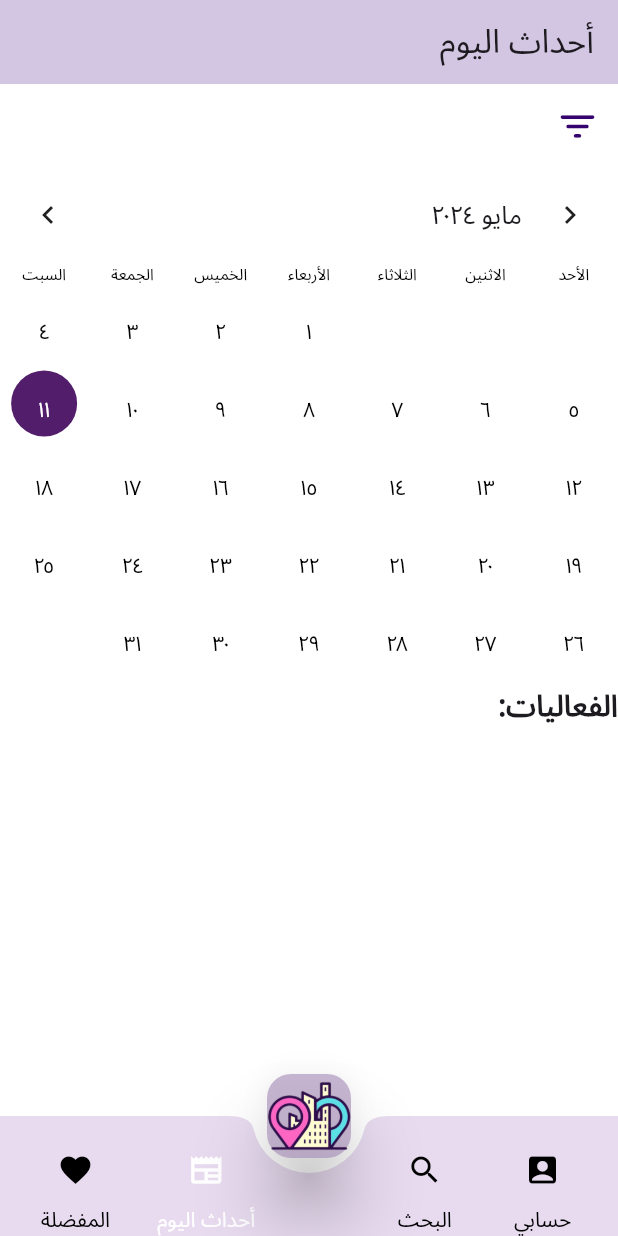
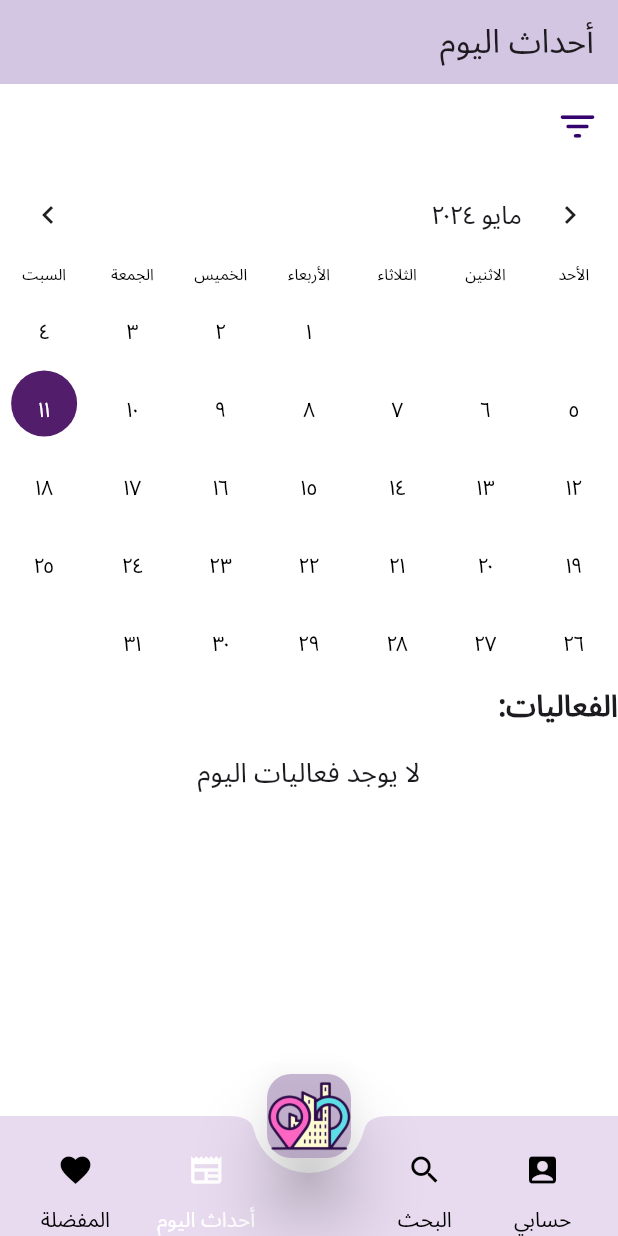
Before and after one commit to DanaAlotay/2023-GP1-9, a Flutter app: the news screen opened directly, on a phone screen of 412 x 824 dp. Run offline on Flutter 3.47's test engine with Material 3 defaults, Android fonts, the phone set to English and light mode, and no system bars; drawn by our look-alikes of table_calendar; our stand-ins replace animate_do, carousel_slider, cloud_firestore, firebase_auth, firebase_core, firebase_storage and 4 more; missing offline and left inert: dart:ffi; accounts and stored records are empty.

Commit message:
change the color od dates + enable calender page scrolling

```diff
--- a/riyadh_guide-main1/lib/screens/news.dart
+++ b/riyadh_guide-main1/lib/screens/news.dart
@@ -21,9 +21,7 @@ class _NewsState extends State<news> {
   DateTime _selectedDay = DateTime.now();
   String _selectedClassification =
       ''; // Variable to store the selected classification
-  List<Event> events = [
-    // Event data
-  ];
+  List<Event> events = [];
 
   @override
   void initState() {
@@ -46,28 +44,16 @@ class _NewsState extends State<news> {
           Event event = Event(
             id: eventId,
             name: eventData['name'],
-            description: eventData['description'],
+            description: eventData['description'] ?? '',
             startDate: (eventData['start_date'] as Timestamp).toDate(),
             endDate: (eventData['end_date'] as Timestamp).toDate(),
-            location: eventData['location'],
-            reservation: eventData['reservation'],
-            imageUrl: eventData['images'][0],
-            classification: eventData['classification'],
+            location: eventData['location'] ?? '',
+            reservation: eventData['reservation'] ?? '',
+            imageUrl: eventData['images'][0] ?? '',
+            classification: eventData['classification'] ?? '',
           );
 
           events.add(event);
-        });
-
-        events.forEach((event) {
-          print('ID: ${event.id}'); // Print the ID
-          print('Name: ${event.name}');
-          print('Description: ${event.description}');
-          print('Start Date: ${event.startDate}');
-          print('End Date: ${event.endDate}');
-          print('Location: ${event.location}');
-          print('Reservation: ${event.reservation}');
-          print('Image URL: ${event.imageUrl}');
-          print('---------------------------------------');
         });
       });
     } catch (error) {
@@ -128,7 +114,8 @@ class _NewsState extends State<news> {
           ],
         ),
       ),
-      body: Center(
+      body: SingleChildScrollView(
+        child: Center(
           child: Column(
             crossAxisAlignment: CrossAxisAlignment.start,
             children: [
@@ -211,9 +198,11 @@ class _NewsState extends State<news> {
                   outsideDaysVisible: false,
                 ),
                 daysOfWeekStyle: DaysOfWeekStyle(
-                weekdayStyle: TextStyle(color: Colors.black, fontSize: 10.5),
+                  weekdayStyle:
+                      TextStyle(color: Colors.black, fontSize: 10.5),
                   weekendStyle: TextStyle(
-                    color: const Color.fromARGB(255, 0, 0, 0), fontSize: 10.5),
+                      color: const Color.fromARGB(255, 0, 0, 0),
+                      fontSize: 10.5),
                 ),
                 calendarBuilders: CalendarBuilders(
                   selectedBuilder: (context, date, _) {
@@ -237,6 +226,14 @@ class _NewsState extends State<news> {
                     );
                   },
                   defaultBuilder: (context, date, _) {
+                    // Check if the current date has events
+                    bool hasEvents = events.any((event) =>
+                        event.startDate.isBefore(date) &&
+                        event.endDate.isAfter(date));
+
+                    // Define the color based on whether the date has events
+                    Color textColor = hasEvents ? Color.fromARGB(255, 170, 21, 153) : Colors.black;
+
                     return Container(
                       margin: const EdgeInsets.all(4.0),
                       alignment: Alignment.center,
@@ -246,7 +243,7 @@ class _NewsState extends State<news> {
                           SizedBox(height: 10),
                           Text(
                             _convertToArabicNumerals(date.day),
-                          style: TextStyle(color: Colors.black),
+                            style: TextStyle(color: textColor),
                           ),
                         ],
                       ),
@@ -298,8 +295,8 @@ class _NewsState extends State<news> {
                               width: 6,
                               decoration: BoxDecoration(
                                 shape: BoxShape.circle,
-                              color:
-                                  Colors.red, // Customize the color of the dot
+                                color: Colors
+                                    .red, // Customize the color of the dot
                               ),
                             ),
                           )
@@ -309,7 +306,8 @@ class _NewsState extends State<news> {
               ),
 
               SizedBox(
-                height: 5), // Add some space between the calendar and the text
+  height: 5,
+), // Add some space between the calendar and the text
 Text(
   'الفعاليات:',
   style: TextStyle(
@@ -318,9 +316,18 @@ class _NewsState extends State<news> {
   ),
 ),
 SizedBox(
-                height: 5), // Add some space between the calendar and the text
-            Expanded(
-              child: ListView.builder(
+  height: 5,
+), // Add some space between the calendar and the text
+Container(
+  height: events.any((event) =>
+      _selectedDay.isAfter(event.startDate) &&
+      _selectedDay.isBefore(event.endDate)) ? null : 50.0, // Set a fixed height if there are no events for the selected date
+  child: events.any((event) =>
+      _selectedDay.isAfter(event.startDate) &&
+      _selectedDay.isBefore(event.endDate))
+      ? ListView.builder(
+    shrinkWrap: true,
+    physics: NeverScrollableScrollPhysics(),
     itemCount: events.length,
     itemBuilder: (context, index) {
       // Check if the selected date is within the start and end dates of the event
@@ -339,9 +346,17 @@ class _NewsState extends State<news> {
           ? EventBox(event: events[index])
           : SizedBox.shrink();
     },
+  )
+      : Center(
+    child: Text(
+      'لا يوجد فعاليات اليوم',
+      style: TextStyle(fontSize: 18),
     ),
   ),
+),
+
             ],
+          ),
         ),
       ),
     );
```
Lines whose indentation alone changed are shown as unchanged.
